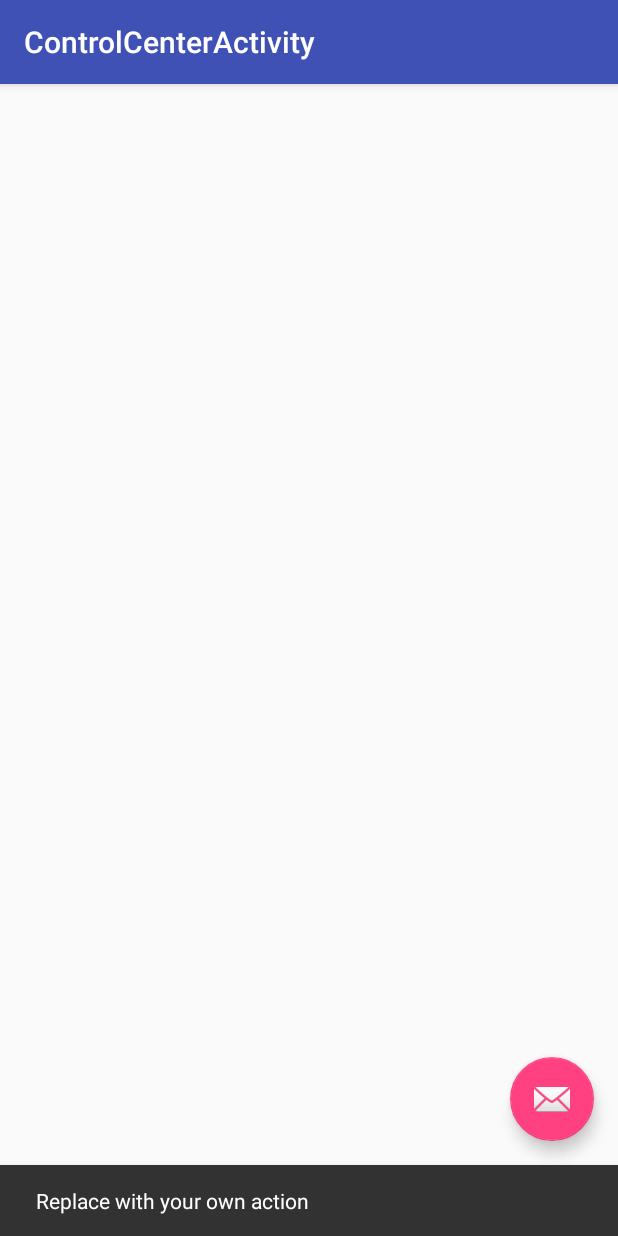
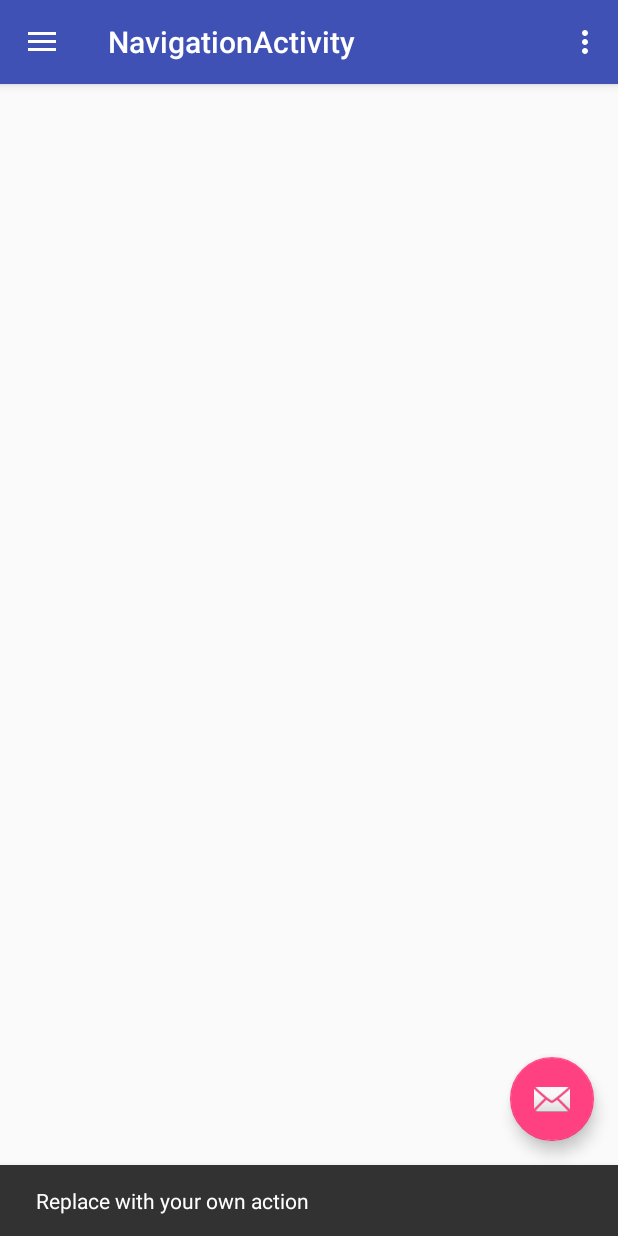
Before and after one commit to quelves-phd-iic3380/mg4, an Android app: the screen it shows after launch (ControlCenterActivity before the commit, NavigationActivity after it), after a tap on an icon or button, on a phone screen of 412 x 824 dp. Run offline under Robolectric (Android 15) with nearby library versions, the phone set to English and light mode, and no system bars.

Commit message:
Add Navigation Drawer

```diff
--- /dev/null
+++ b/app/src/main/java/edu/puc/iic3380/mg4/activities/NavigationActivity.java
@@ -0,0 +1,161 @@
+package edu.puc.iic3380.mg4.activities;
+
+import android.content.Context;
+import android.content.pm.PackageManager;
+import android.os.Build;
+import android.os.Bundle;
+import android.support.design.widget.FloatingActionButton;
+import android.support.design.widget.Snackbar;
+import android.support.v4.app.Fragment;
+import android.support.v4.app.FragmentManager;
+import android.support.v4.app.FragmentTransaction;
+import android.support.v4.content.ContextCompat;
+import android.telephony.TelephonyManager;
+import android.view.View;
+import android.support.design.widget.NavigationView;
+import android.support.v4.view.GravityCompat;
+import android.support.v4.widget.DrawerLayout;
+import android.support.v7.app.ActionBarDrawerToggle;
+import android.support.v7.app.AppCompatActivity;
+import android.support.v7.widget.Toolbar;
+import android.view.Menu;
+import android.view.MenuItem;
+
+import edu.puc.iic3380.mg4.R;
+import edu.puc.iic3380.mg4.fragments.ContactsFragment;
+import edu.puc.iic3380.mg4.model.ChatSettings;
+import edu.puc.iic3380.mg4.model.User;
+
+public class NavigationActivity extends AppCompatActivity
+        implements NavigationView.OnNavigationItemSelectedListener, ContactsFragment.OnContactSelected {
+
+    public static final int PERMISSIONS_REQUEST_READ_PHONE_STATE = 101;
+
+    @Override
+    protected void onCreate(Bundle savedInstanceState) {
+        super.onCreate(savedInstanceState);
+        setContentView(R.layout.activity_navigation);
+        Toolbar toolbar = (Toolbar) findViewById(R.id.toolbar);
+        setSupportActionBar(toolbar);
+
+        FloatingActionButton fab = (FloatingActionButton) findViewById(R.id.fab);
+        fab.setOnClickListener(new View.OnClickListener() {
+            @Override
+            public void onClick(View view) {
+                Snackbar.make(view, "Replace with your own action", Snackbar.LENGTH_LONG)
+                        .setAction("Action", null).show();
+            }
+        });
+
+        DrawerLayout drawer = (DrawerLayout) findViewById(R.id.drawer_layout);
+        ActionBarDrawerToggle toggle = new ActionBarDrawerToggle(
+                this, drawer, toolbar, R.string.navigation_drawer_open, R.string.navigation_drawer_close);
+        drawer.setDrawerListener(toggle);
+        toggle.syncState();
+
+        NavigationView navigationView = (NavigationView) findViewById(R.id.nav_view);
+        navigationView.setNavigationItemSelectedListener(this);
+    }
+
+    @Override
+    public void onBackPressed() {
+        DrawerLayout drawer = (DrawerLayout) findViewById(R.id.drawer_layout);
+        if (drawer.isDrawerOpen(GravityCompat.START)) {
+            drawer.closeDrawer(GravityCompat.START);
+        } else {
+            super.onBackPressed();
+        }
+    }
+
+    @Override
+    public boolean onCreateOptionsMenu(Menu menu) {
+        // Inflate the menu; this adds items to the action bar if it is present.
+        getMenuInflater().inflate(R.menu.navigation, menu);
+        return true;
+    }
+
+    @Override
+    public boolean onOptionsItemSelected(MenuItem item) {
+        // Handle action bar item clicks here. The action bar will
+        // automatically handle clicks on the Home/Up button, so long
+        // as you specify a parent activity in AndroidManifest.xml.
+        int id = item.getItemId();
+
+        //noinspection SimplifiableIfStatement
+        if (id == R.id.action_settings) {
+            return true;
+        }
+
+        return super.onOptionsItemSelected(item);
+    }
+
+    @SuppressWarnings("StatementWithEmptyBody")
+    @Override
+    public boolean onNavigationItemSelected(MenuItem item) {
+        // Handle navigation view item clicks here.
+        int id = item.getItemId();
+
+        Fragment fragment = null;
+        String fragmentTAG = "";
+        FragmentManager fm = getSupportFragmentManager();
+
+        FragmentTransaction transaction = fm.beginTransaction();
+
+        if (id == R.id.nav_contact) {
+            fragment = new ContactsFragment();
+            fragmentTAG = ContactsFragment.TAG;
+        } else if (id == R.id.nav_chat) {
+
+
+        } else if (id == R.id.nav_setting) {
+
+        } else if (id == R.id.nav_manage) {
+
+        } else if (id == R.id.nav_share) {
+
+        } else if (id == R.id.nav_send) {
+
+        }
+
+
+        if (fragment != null) {
+            // If fragment is already added, replace it.
+            if (getSupportFragmentManager().findFragmentByTag(ContactsFragment.TAG) != null) {
+                transaction = transaction.replace(R.id.content_navigation,
+                        fragment, null);
+            } else {
+                transaction = transaction.add(edu.puc.iic3380.mg4.R.id.content_navigation,
+                        fragment, fragmentTAG);
+            }
+            transaction.commit();
+        }
+
+        DrawerLayout drawer = (DrawerLayout) findViewById(R.id.drawer_layout);
+        drawer.closeDrawer(GravityCompat.START);
+        return true;
+    }
+
+    @Override
+    public void onContactSelected(User user) {
+        if (Build.VERSION.SDK_INT >= Build.VERSION_CODES.M && hasPhonePermissions()) {
+            requestPermissions(new String[]{android.Manifest.permission.READ_PHONE_STATE}, PERMISSIONS_REQUEST_READ_PHONE_STATE);
+            // After this point you wait for callback in
+            // onRequestPermissionsResult(int, String[], int[]) overriden method
+        } else {
+            startChat(user);
+        }
+    }
+
+    private boolean hasPhonePermissions() {
+        return ContextCompat.checkSelfPermission(this.getBaseContext(), android.Manifest.permission.READ_PHONE_STATE) != PackageManager.PERMISSION_GRANTED;
+    }
+
+    private void startChat(User user) {
+        TelephonyManager tMgr = (TelephonyManager) getSystemService(Context.TELEPHONY_SERVICE);
+        String mPhoneNumber = tMgr.getDeviceId()+" ".replace(" ","");
+        ChatSettings chatSettings = new ChatSettings(user.mName, mPhoneNumber + "-" + user.mPhoneNumber.replace(" ",""));
+        ChatSettings chatSetting2 = new ChatSettings(user.mName, user.mPhoneNumber.replace(" ","")+ "-" + mPhoneNumber);
+        startActivity(ChatActivity.getIntent(NavigationActivity.this, chatSettings, chatSetting2));
+    }
+
+}
--- /dev/null
+++ b/app/src/main/res/drawable-v21/ic_menu_camera.xml
@@ -0,0 +1,12 @@
+<vector xmlns:android="http://schemas.android.com/apk/res/android"
+    android:width="24dp"
+    android:height="24dp"
+    android:viewportHeight="24.0"
+    android:viewportWidth="24.0">
+    <path
+        android:fillColor="#FF000000"
+        android:pathData="M12,12m-3.2,0a3.2,3.2 0,1 1,6.4 0a3.2,3.2 0,1 1,-6.4 0" />
+    <path
+        android:fillColor="#FF000000"
+        android:pathData="M9,2L7.17,4H4c-1.1,0 -2,0.9 -2,2v12c0,1.1 0.9,2 2,2h16c1.1,0 2,-0.9 2,-2V6c0,-1.1 -0.9,-2 -2,-2h-3.17L15,2H9zm3,15c-2.76,0 -5,-2.24 -5,-5s2.24,-5 5,-5 5,2.24 5,5 -2.24,5 -5,5z" />
+</vector>
--- /dev/null
+++ b/app/src/main/res/drawable-v21/ic_menu_gallery.xml
@@ -0,0 +1,9 @@
+<vector xmlns:android="http://schemas.android.com/apk/res/android"
+    android:width="24dp"
+    android:height="24dp"
+    android:viewportHeight="24.0"
+    android:viewportWidth="24.0">
+    <path
+        android:fillColor="#FF000000"
+        android:pathData="M22,16V4c0,-1.1 -0.9,-2 -2,-2H8c-1.1,0 -2,0.9 -2,2v12c0,1.1 0.9,2 2,2h12c1.1,0 2,-0.9 2,-2zm-11,-4l2.03,2.71L16,11l4,5H8l3,-4zM2,6v14c0,1.1 0.9,2 2,2h14v-2H4V6H2z" />
+</vector>
--- /dev/null
+++ b/app/src/main/res/drawable-v21/ic_menu_manage.xml
@@ -0,0 +1,9 @@
+<vector xmlns:android="http://schemas.android.com/apk/res/android"
+    android:width="24dp"
+    android:height="24dp"
+    android:viewportHeight="24.0"
+    android:viewportWidth="24.0">
+    <path
+        android:fillColor="#FF000000"
+        android:pathData="M22.7,19l-9.1,-9.1c0.9,-2.3 0.4,-5 -1.5,-6.9 -2,-2 -5,-2.4 -7.4,-1.3L9,6 6,9 1.6,4.7C0.4,7.1 0.9,10.1 2.9,12.1c1.9,1.9 4.6,2.4 6.9,1.5l9.1,9.1c0.4,0.4 1,0.4 1.4,0l2.3,-2.3c0.5,-0.4 0.5,-1.1 0.1,-1.4z" />
+</vector>
--- /dev/null
+++ b/app/src/main/res/drawable-v21/ic_menu_send.xml
@@ -0,0 +1,9 @@
+<vector xmlns:android="http://schemas.android.com/apk/res/android"
+    android:width="24dp"
+    android:height="24dp"
+    android:viewportHeight="24.0"
+    android:viewportWidth="24.0">
+    <path
+        android:fillColor="#FF000000"
+        android:pathData="M2.01,21L23,12 2.01,3 2,10l15,2 -15,2z" />
+</vector>
--- /dev/null
+++ b/app/src/main/res/drawable-v21/ic_menu_share.xml
@@ -0,0 +1,9 @@
+<vector xmlns:android="http://schemas.android.com/apk/res/android"
+    android:width="24dp"
+    android:height="24dp"
+    android:viewportHeight="24.0"
+    android:viewportWidth="24.0">
+    <path
+        android:fillColor="#FF000000"
+        android:pathData="M18,16.08c-0.76,0 -1.44,0.3 -1.96,0.77L8.91,12.7c0.05,-0.23 0.09,-0.46 0.09,-0.7s-0.04,-0.47 -0.09,-0.7l7.05,-4.11c0.54,0.5 1.25,0.81 2.04,0.81 1.66,0 3,-1.34 3,-3s-1.34,-3 -3,-3 -3,1.34 -3,3c0,0.24 0.04,0.47 0.09,0.7L8.04,9.81C7.5,9.31 6.79,9 6,9c-1.66,0 -3,1.34 -3,3s1.34,3 3,3c0.79,0 1.5,-0.31 2.04,-0.81l7.12,4.16c-0.05,0.21 -0.08,0.43 -0.08,0.65 0,1.61 1.31,2.92 2.92,2.92 1.61,0 2.92,-1.31 2.92,-2.92s-1.31,-2.92 -2.92,-2.92z" />
+</vector>
--- /dev/null
+++ b/app/src/main/res/drawable-v21/ic_menu_slideshow.xml
@@ -0,0 +1,9 @@
+<vector xmlns:android="http://schemas.android.com/apk/res/android"
+    android:width="24dp"
+    android:height="24dp"
+    android:viewportHeight="24.0"
+    android:viewportWidth="24.0">
+    <path
+        android:fillColor="#FF000000"
+        android:pathData="M4,6H2v14c0,1.1 0.9,2 2,2h14v-2H4V6zm16,-4H8c-1.1,0 -2,0.9 -2,2v12c0,1.1 0.9,2 2,2h12c1.1,0 2,-0.9 2,-2V4c0,-1.1 -0.9,-2 -2,-2zm-8,12.5v-9l6,4.5 -6,4.5z" />
+</vector>
--- /dev/null
+++ b/app/src/main/res/layout/activity_navigation.xml
@@ -0,0 +1,25 @@
+<?xml version="1.0" encoding="utf-8"?>
+<android.support.v4.widget.DrawerLayout xmlns:android="http://schemas.android.com/apk/res/android"
+    xmlns:app="http://schemas.android.com/apk/res-auto"
+    xmlns:tools="http://schemas.android.com/tools"
+    android:id="@+id/drawer_layout"
+    android:layout_width="match_parent"
+    android:layout_height="match_parent"
+    android:fitsSystemWindows="true"
+    tools:openDrawer="start">
+
+    <include
+        layout="@layout/app_bar_navigation"
+        android:layout_width="match_parent"
+        android:layout_height="match_parent" />
+
+    <android.support.design.widget.NavigationView
+        android:id="@+id/nav_view"
+        android:layout_width="wrap_content"
+        android:layout_height="match_parent"
+        android:layout_gravity="start"
+        android:fitsSystemWindows="true"
+        app:headerLayout="@layout/nav_header_navigation"
+        app:menu="@menu/activity_navigation_drawer" />
+
+</android.support.v4.widget.DrawerLayout>
--- /dev/null
+++ b/app/src/main/res/layout/app_bar_navigation.xml
@@ -0,0 +1,34 @@
+<?xml version="1.0" encoding="utf-8"?>
+<android.support.design.widget.CoordinatorLayout xmlns:android="http://schemas.android.com/apk/res/android"
+    xmlns:app="http://schemas.android.com/apk/res-auto"
+    xmlns:tools="http://schemas.android.com/tools"
+    android:layout_width="match_parent"
+    android:layout_height="match_parent"
+    android:fitsSystemWindows="true"
+    tools:context="edu.puc.iic3380.mg4.activities.NavigationActivity">
+
+    <android.support.design.widget.AppBarLayout
+        android:layout_width="match_parent"
+        android:layout_height="wrap_content"
+        android:theme="@style/AppTheme.AppBarOverlay">
+
+        <android.support.v7.widget.Toolbar
+            android:id="@+id/toolbar"
+            android:layout_width="match_parent"
+            android:layout_height="?attr/actionBarSize"
+            android:background="?attr/colorPrimary"
+            app:popupTheme="@style/AppTheme.PopupOverlay" />
+
+    </android.support.design.widget.AppBarLayout>
+
+    <include layout="@layout/content_navigation" />
+
+    <android.support.design.widget.FloatingActionButton
+        android:id="@+id/fab"
+        android:layout_width="wrap_content"
+        android:layout_height="wrap_content"
+        android:layout_gravity="bottom|end"
+        android:layout_margin="@dimen/fab_margin"
+        app:srcCompat="@android:drawable/ic_dialog_email" />
+
+</android.support.design.widget.CoordinatorLayout>
--- /dev/null
+++ b/app/src/main/res/layout/content_navigation.xml
@@ -0,0 +1,16 @@
+<?xml version="1.0" encoding="utf-8"?>
+<RelativeLayout xmlns:android="http://schemas.android.com/apk/res/android"
+    xmlns:app="http://schemas.android.com/apk/res-auto"
+    xmlns:tools="http://schemas.android.com/tools"
+    android:id="@+id/content_navigation"
+    android:layout_width="match_parent"
+    android:layout_height="match_parent"
+    android:paddingBottom="@dimen/activity_vertical_margin"
+    android:paddingLeft="@dimen/activity_horizontal_margin"
+    android:paddingRight="@dimen/activity_horizontal_margin"
+    android:paddingTop="@dimen/activity_vertical_margin"
+    app:layout_behavior="@string/appbar_scrolling_view_behavior"
+    tools:context="edu.puc.iic3380.mg4.activities.NavigationActivity"
+    tools:showIn="@layout/app_bar_navigation">
+
+</RelativeLayout>
--- /dev/null
+++ b/app/src/main/res/menu/activity_navigation_drawer.xml
@@ -0,0 +1,36 @@
+<?xml version="1.0" encoding="utf-8"?>
+<menu xmlns:android="http://schemas.android.com/apk/res/android">
+
+    <group android:checkableBehavior="single">
+        <item
+            android:id="@+id/nav_contact"
+            android:icon="@drawable/ic_menu_camera"
+            android:title="Contacts" />
+        <item
+            android:id="@+id/nav_chat"
+            android:icon="@drawable/ic_menu_gallery"
+            android:title="Chat" />
+        <item
+            android:id="@+id/nav_setting"
+            android:icon="@drawable/ic_menu_slideshow"
+            android:title="Settings" />
+        <item
+            android:id="@+id/nav_manage"
+            android:icon="@drawable/ic_menu_manage"
+            android:title="Tools" />
+    </group>
+
+    <item android:title="Communicate">
+        <menu>
+            <item
+                android:id="@+id/nav_share"
+                android:icon="@drawable/ic_menu_share"
+                android:title="Share" />
+            <item
+                android:id="@+id/nav_send"
+                android:icon="@drawable/ic_menu_send"
+                android:title="Send" />
+        </menu>
+    </item>
+
+</menu>
--- /dev/null
+++ b/app/src/main/res/menu/navigation.xml
@@ -0,0 +1,9 @@
+<?xml version="1.0" encoding="utf-8"?>
+<menu xmlns:android="http://schemas.android.com/apk/res/android"
+    xmlns:app="http://schemas.android.com/apk/res-auto">
+    <item
+        android:id="@+id/action_settings"
+        android:orderInCategory="100"
+        android:title="@string/action_settings"
+        app:showAsAction="never" />
+</menu>
--- a/app/src/main/res/values/dimens.xml
+++ b/app/src/main/res/values/dimens.xml
@@ -3,4 +3,7 @@
     <dimen name="activity_horizontal_margin">16dp</dimen>
     <dimen name="activity_vertical_margin">16dp</dimen>
     <dimen name="fab_margin">16dp</dimen>
+    <!-- Default screen margins, per the Android Design guidelines. -->
+    <dimen name="nav_header_vertical_spacing">16dp</dimen>
+    <dimen name="nav_header_height">160dp</dimen>
 </resources>
--- /dev/null
+++ b/app/src/main/res/values/drawables.xml
@@ -0,0 +1,8 @@
+<resources xmlns:android="http://schemas.android.com/apk/res/android">
+    <item name="ic_menu_camera" type="drawable">@android:drawable/ic_menu_camera</item>
+    <item name="ic_menu_gallery" type="drawable">@android:drawable/ic_menu_gallery</item>
+    <item name="ic_menu_slideshow" type="drawable">@android:drawable/ic_menu_slideshow</item>
+    <item name="ic_menu_manage" type="drawable">@android:drawable/ic_menu_manage</item>
+    <item name="ic_menu_share" type="drawable">@android:drawable/ic_menu_share</item>
+    <item name="ic_menu_send" type="drawable">@android:drawable/ic_menu_send</item>
+</resources>
--- a/app/src/main/res/values/strings.xml
+++ b/app/src/main/res/values/strings.xml
@@ -3,4 +3,10 @@
     <!-- TODO: Remove or change this placeholder text -->
     <string name="hello_blank_fragment">Hello blank fragment</string>
     <string name="title_activity_control_center">ControlCenterActivity</string>
+    <string name="title_activity_navigation">NavigationActivity</string>
+
+    <string name="navigation_drawer_open">Open navigation drawer</string>
+    <string name="navigation_drawer_close">Close navigation drawer</string>
+
+    <string name="action_settings">Settings</string>
 </resources>
```
Also changed, not shown: app/src/main/AndroidManifest.xml (+15 -2 lines), app/src/main/res/drawable/side_nav_bar.xml (added, +9 -0 lines), app/src/main/res/layout/nav_header_navigation.xml (added, +36 -0 lines).
